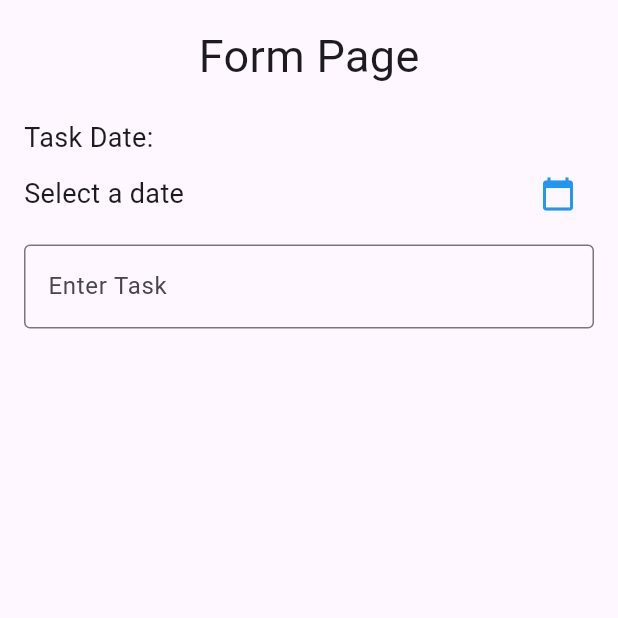
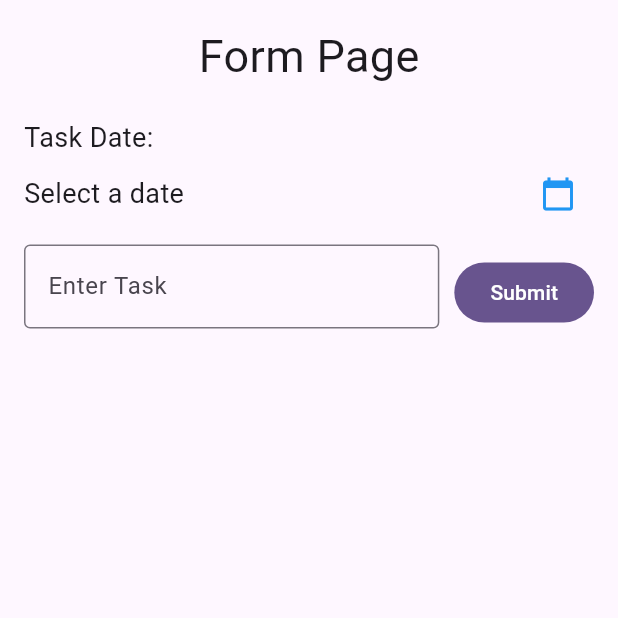
Before and after one commit to emzhran/TodoApp_0118, a Flutter app: the screen it shows after launch, on a phone screen of 412 x 824 dp, the top half of it. Run offline on Flutter 3.47's test engine with Material 3 defaults, Android fonts, the phone set to English and light mode, and no system bars.

Commit message:
menambahkan button submit dengan validasi dan penyesuaian UI

```diff
--- a/lib/form_page.dart
+++ b/lib/form_page.dart
@@ -160,6 +160,7 @@ class _FormPageState extends State<FormPage> {
               Form(
                 key: _key,
                 child: Row(
+                  crossAxisAlignment: CrossAxisAlignment.end,
                   children: [
                     Expanded(
                       child: TextFormField(
@@ -181,6 +182,11 @@ class _FormPageState extends State<FormPage> {
                         },
                       ),
                     ),
+                    const SizedBox(width:10),
+                    FilledButton(
+                      onPressed: _validateSubmit,
+                      child: const Text('Submit'),
+                    ),
                   ],
                 )
               )
```
